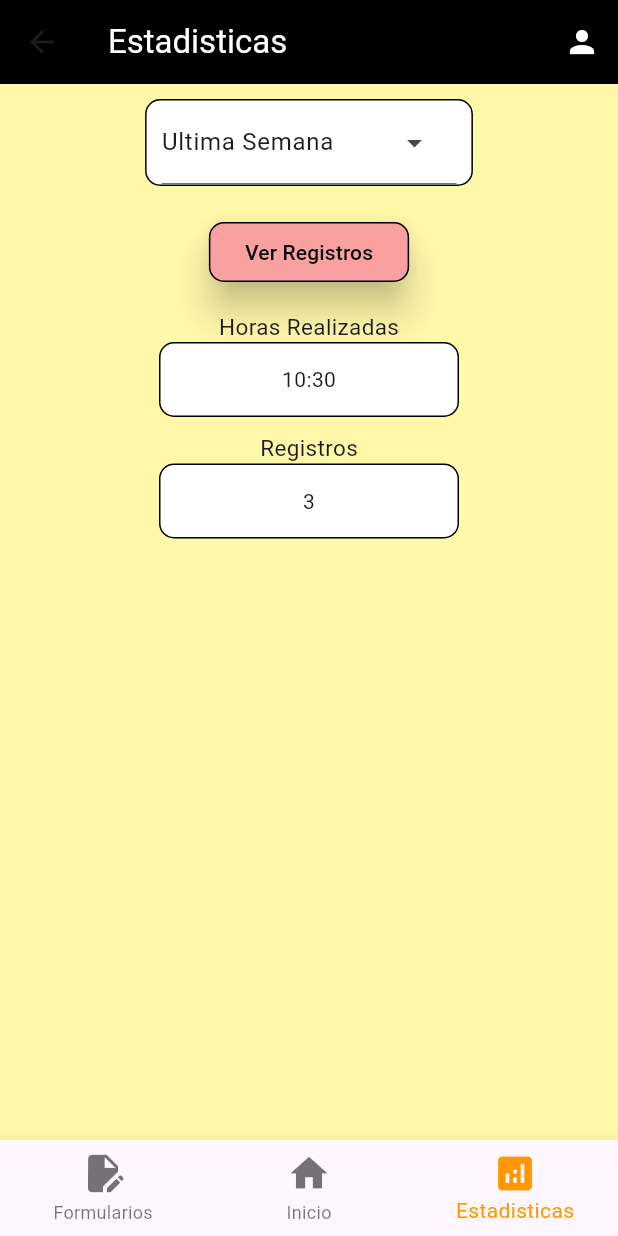
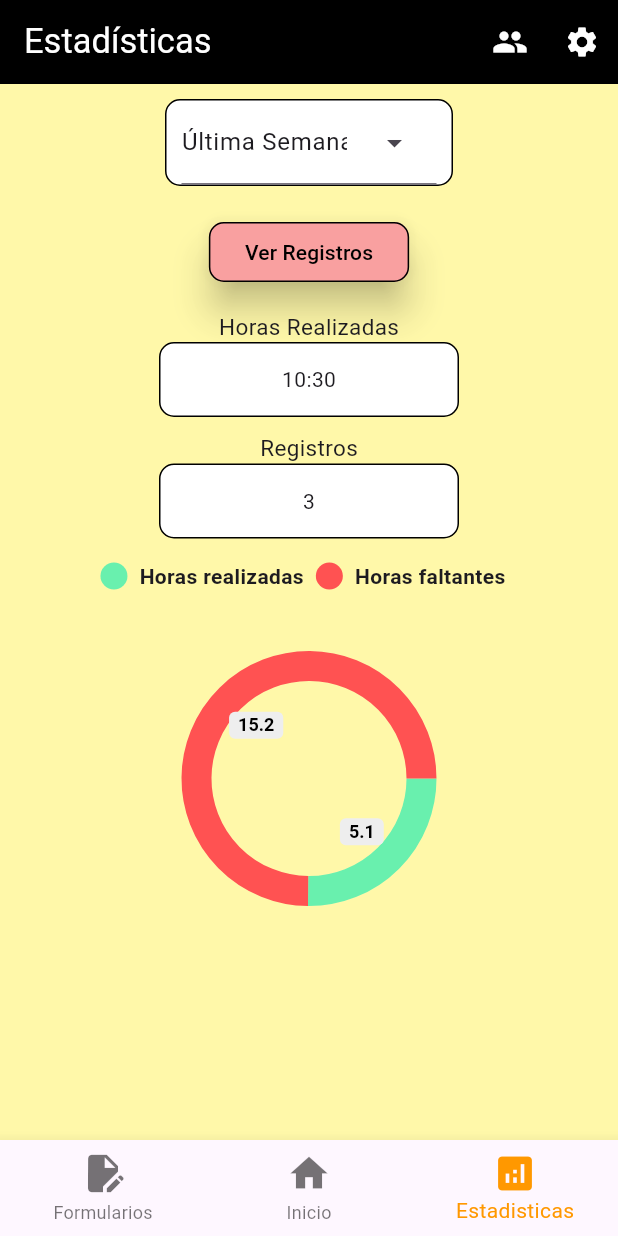
Before and after one commit to Michael-VillanuevaTorres/ProyectoBomberos, a Flutter app: the MenuPage screen opened directly, item 3 of the bottom bar chosen, on a phone screen of 412 x 824 dp. Run offline on Flutter 3.47's test engine with Material 2 defaults, Android fonts, the phone set to English and light mode, and no system bars; drawn by our look-alikes of pie_chart; our stand-ins replace auto_size_text, dropdown_button2, fluttertoast.

Commit message:
Cambios detalles en vistas

```diff
--- a/app/lib/main.dart
+++ b/app/lib/main.dart
@@ -1,3 +1,4 @@
+import 'package:app/pages/activos.dart';
 import 'package:app/pages/login.dart';
 import 'package:app/pages/register.dart';
 import 'package:flutter/material.dart';
@@ -20,6 +21,7 @@ class MyApp extends StatelessWidget {
       routes: <String, WidgetBuilder>{
         //'/': (BuildContext context) => MenuPage(),
         'registers': (BuildContext context) => tableRegister(),
+        'actives': (BuildContext context) => available(),
       },
       title: 'Flutter Demo',
       theme: ThemeData(
--- a/app/lib/pages/menu.dart
+++ b/app/lib/pages/menu.dart
@@ -21,14 +21,14 @@ class _MenuPageState extends State<MenuPage> {
     forms(),
     home(),
     statistics(),
-    available(),
+    //available(),
     //Container(color: Colors.green),
   ];
 
   final List<PreferredSizeWidget> _appbar = [
     CustomAppBarAcceso(text: 'Formularios'),
     CustomAppBarAcceso(text: 'Acceso'),
-    CustomAppBarAcceso(text: 'Estadisticas'),
+    CustomAppBarAcceso(text: 'Estadísticas'),
   ];
 
   @override
@@ -50,7 +50,10 @@ class _MenuPageState extends State<MenuPage> {
           ),
         ),*/
 
-      body: _pages[_currentIndex],
+      body: WillPopScope(
+        onWillPop: () => Future.value(false),
+        child: _pages[_currentIndex],
+      ),
 
       /*Center(
           child: Column(
--- a/app/lib/pages/statistics.dart
+++ b/app/lib/pages/statistics.dart
@@ -1,5 +1,6 @@
 import 'package:app/pages/widget.dart';
 import 'package:flutter/material.dart';
+import 'package:pie_chart/pie_chart.dart';
 
 class statistics extends StatefulWidget {
   //const statistics({Key? key}) : super(key: key);
@@ -9,24 +10,35 @@ class statistics extends StatefulWidget {
 }
 
 class _statisticsState extends State<statistics> {
-  List<String> list = <String>['Ultima Semana', 'Ultimo mes'];
+  List<String> list = <String>['Última Semana', 'Último mes'];
   String dropdownValue = "";
+  double ready = 5.1;
+  final double total = 20.3;
+
+  final colorList = <Color>[Colors.greenAccent, Colors.redAccent];
   //int registros = 3; // registros Semanales
 
   @override
   Widget build(BuildContext context) {
+    final double missing = total - ready;
+
+    final dataMap = <String, double>{
+      "Horas realizadas": ready,
+      "Horas faltantes": missing,
+    };
     return Center(
       child: Column(
         children: [
           Container(
-            margin: EdgeInsets.only(top: 10, bottom: 10),
-            padding: EdgeInsets.only(left: 10, right: 10),
+            margin: const EdgeInsets.only(top: 10, bottom: 10),
+            padding: const EdgeInsets.only(left: 10, right: 10),
             decoration: BoxDecoration(
               color: Colors.white,
               borderRadius: BorderRadius.circular(10),
               border: Border.all(color: Colors.black), // Quitar el borde
             ),
             child: DropdownMenu<String>(
+              width: 170,
               initialSelection: list.first,
               menuStyle: const MenuStyle(
                 backgroundColor: MaterialStatePropertyAll<Color>(Colors.white),
@@ -39,6 +51,13 @@ class _statisticsState extends State<statistics> {
                 setState(() {
                   print(value);
                   dropdownValue = value!;
+                  if (dropdownValue == "Última Semana") {
+                    ready = 3;
+                    //registros = 3;
+                  } else {
+                    ready = 5.1;
+                    //registros = 4;
+                  }
                 });
               },
               dropdownMenuEntries: list
@@ -50,7 +69,7 @@ class _statisticsState extends State<statistics> {
             ),
           ),
           Container(
-            padding: EdgeInsets.only(top: 10, bottom: 10),
+            padding: const EdgeInsets.only(top: 10, bottom: 10),
             child: ElevatedButton(
               onPressed: () {
                 setState(() {
@@ -77,18 +96,39 @@ class _statisticsState extends State<statistics> {
                 foregroundColor: Colors.black,
                 backgroundColor: const Color.fromARGB(255, 249, 160, 160),
                 elevation: 10,
-                side: BorderSide(color: Colors.black, width: 1),
+                side: const BorderSide(color: Colors.black, width: 1),
               ), // Quitar el borde
-              child: Text("Ver Registros"),
+              child: const Text("Ver Registros"),
             ),
           ),
           Container(
-            margin: EdgeInsets.only(top: 5, bottom: 5),
+            margin: const EdgeInsets.only(top: 5, bottom: 5),
             child: Datahour(time: DateTime.now(), register: 1),
           ),
           Container(
-            margin: EdgeInsets.only(top: 5, bottom: 5),
+            margin: const EdgeInsets.only(top: 5, bottom: 5),
             child: Dataregister(title: "Registros"),
+          ),
+          Container(
+            padding: const EdgeInsets.symmetric(horizontal: 16),
+            child: PieChart(
+              chartRadius: 150,
+              dataMap: dataMap,
+              legendOptions: const LegendOptions(
+                showLegendsInRow: true,
+                legendPosition: LegendPosition.top,
+                legendTextStyle: TextStyle(
+                  fontWeight: FontWeight.bold,
+                ),
+              ),
+              chartType: ChartType.ring,
+              baseChartColor: Colors.grey[50]!.withOpacity(0.15),
+              colorList: colorList,
+              chartValuesOptions: const ChartValuesOptions(
+                showChartValuesInPercentage: false,
+              ),
+              totalValue: total.toDouble(),
+            ),
           ),
         ],
       ),
--- a/app/lib/pages/widget.dart
+++ b/app/lib/pages/widget.dart
@@ -38,8 +38,11 @@ class _buttonMenuState extends State<buttonMenu> {
               },
             );
           },
-          icon: Icon(widget.icon),
-          label: Text(widget.text)),
+          icon: Icon(widget.icon, color: Colors.white, size: 30),
+          label: Text(
+            widget.text,
+            style: TextStyle(color: Colors.white, fontSize: 20),
+          )),
     );
   }
 }
@@ -54,10 +57,20 @@ class CustomAppBarAcceso extends StatelessWidget
   Widget build(BuildContext context) {
     return AppBar(
       backgroundColor: Colors.black,
+      automaticallyImplyLeading: false,
       actions: [
         IconButton(
+          onPressed: () {
+            Navigator.pushNamed(context, 'actives');
+          },
+          icon: Icon(
+            Icons.people,
+            color: Colors.white,
+          ),
+        ),
+        IconButton(
           onPressed: () {},
-          icon: Icon(Icons.person, color: Colors.white),
+          icon: Icon(Icons.settings, color: Colors.white),
         ),
       ],
       title: Align(
@@ -65,7 +78,7 @@ class CustomAppBarAcceso extends StatelessWidget
         child: Text(
           text,
           textAlign: TextAlign.left,
-          style: TextStyle(color: Colors.white),
+          style: TextStyle(color: Colors.white, fontSize: 23),
         ),
       ),
     );
--- a/app/pubspec.yaml
+++ b/app/pubspec.yaml
@@ -39,6 +39,7 @@ dependencies:
   fluttertoast: ^8.2.2
   dropdown_button2: ^2.3.9
   auto_size_text: ^3.0.0
+  pie_chart: ^5.3.2
 
 dev_dependencies:
   flutter_test:
```
Also changed, not shown: app/lib/pages/register.dart (+22 -13 lines), app/pubspec.lock. Lines whose indentation alone changed are shown as unchanged.
